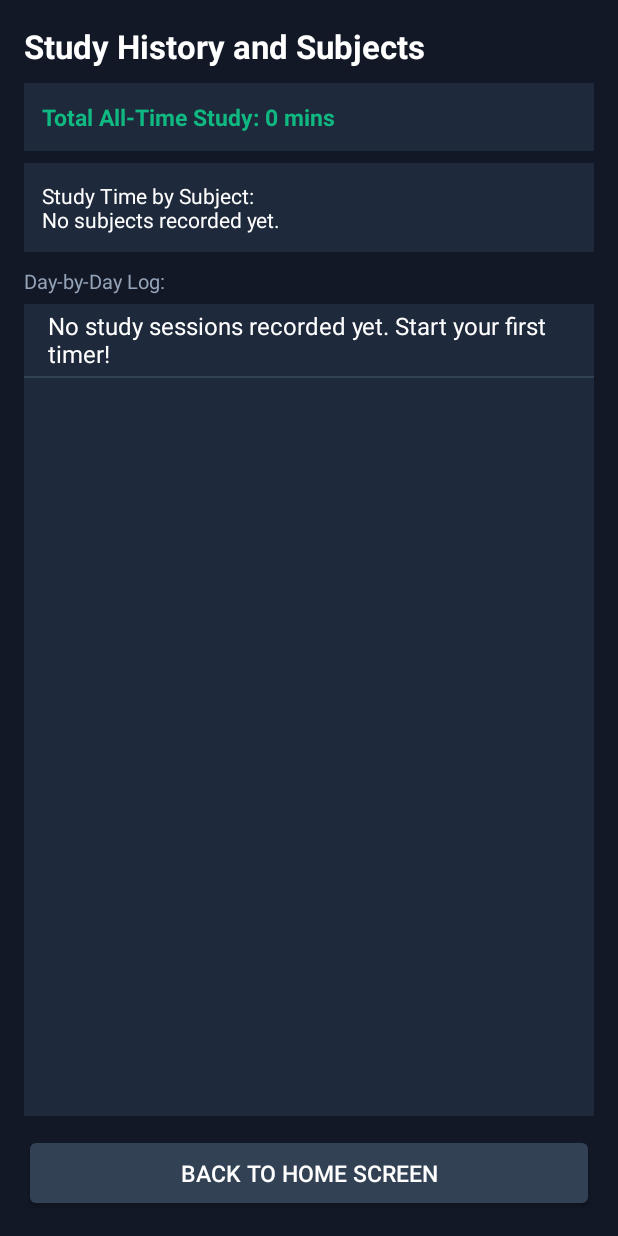
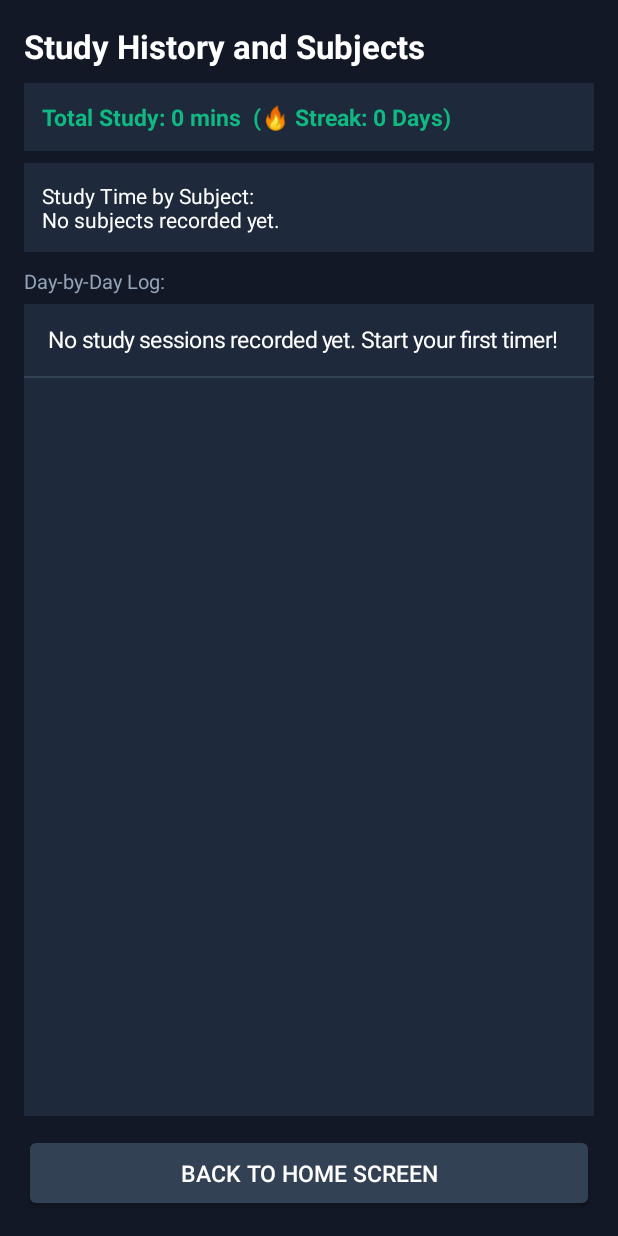
Before and after one commit to santraarya80-max/FocusLock, an Android app: the HistoryActivity screen opened directly, with no data from a screen before it, on a phone screen of 412 x 824 dp. Run offline under Robolectric (Android 15) with nearby library versions, the phone set to English and light mode, and no system bars.

Commit message:
Update HistoryActivity.java

```diff
--- a/app/src/main/java/com/focuslock/app/HistoryActivity.java
+++ b/app/src/main/java/com/focuslock/app/HistoryActivity.java
@@ -20,11 +20,15 @@ public class HistoryActivity extends Activity {
         setContentView(R.layout.activity_history);
 
         TextView tvTotalStudyTime = findViewById(R.id.tvTotalStudyTime);
+        TextView tvSubjectBreakdown = findViewById(R.id.tvSubjectBreakdown);
         ListView listViewHistory = findViewById(R.id.listViewHistory);
         Button btnBackFromHistory = findViewById(R.id.btnBackFromHistory);
 
         int totalMinutes = StorageHelper.getTotalStudyMinutes(this);
-        tvTotalStudyTime.setText("Total All-Time Study: " + StorageHelper.formatMinutesReadable(totalMinutes));
+        int streak = StorageHelper.getStreakDays(this);
+        tvTotalStudyTime.setText("Total Study: " + StorageHelper.formatMinutesReadable(totalMinutes) + "  (🔥 Streak: " + streak + " Days)");
+
+        tvSubjectBreakdown.setText(StorageHelper.getSubjectBreakdownText(this));
 
         List<String> historyItems = StorageHelper.getStudyHistoryList(this);
 
@@ -39,7 +43,7 @@ public class HistoryActivity extends Activity {
                 TextView textView = view.findViewById(android.R.id.text1);
                 if (textView != null) {
                     textView.setTextColor(Color.WHITE);
-                    textView.setTextSize(16f);
+                    textView.setTextSize(15f);
                 }
                 return view;
             }
@@ -47,11 +51,6 @@ public class HistoryActivity extends Activity {
 
         listViewHistory.setAdapter(adapter);
 
-        btnBackFromHistory.setOnClickListener(new View.OnClickListener() {
-            @Override
-            public void onClick(View v) {
-                finish();
-            }
-        });
+        btnBackFromHistory.setOnClickListener(v -> finish());
     }
 }
```
